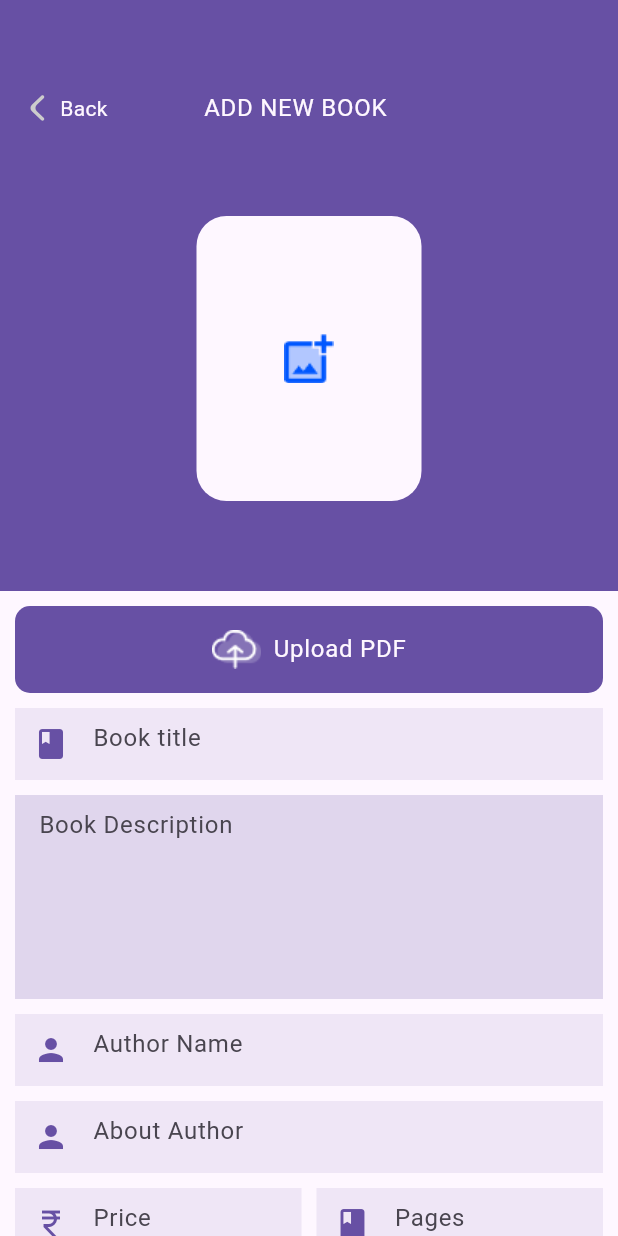
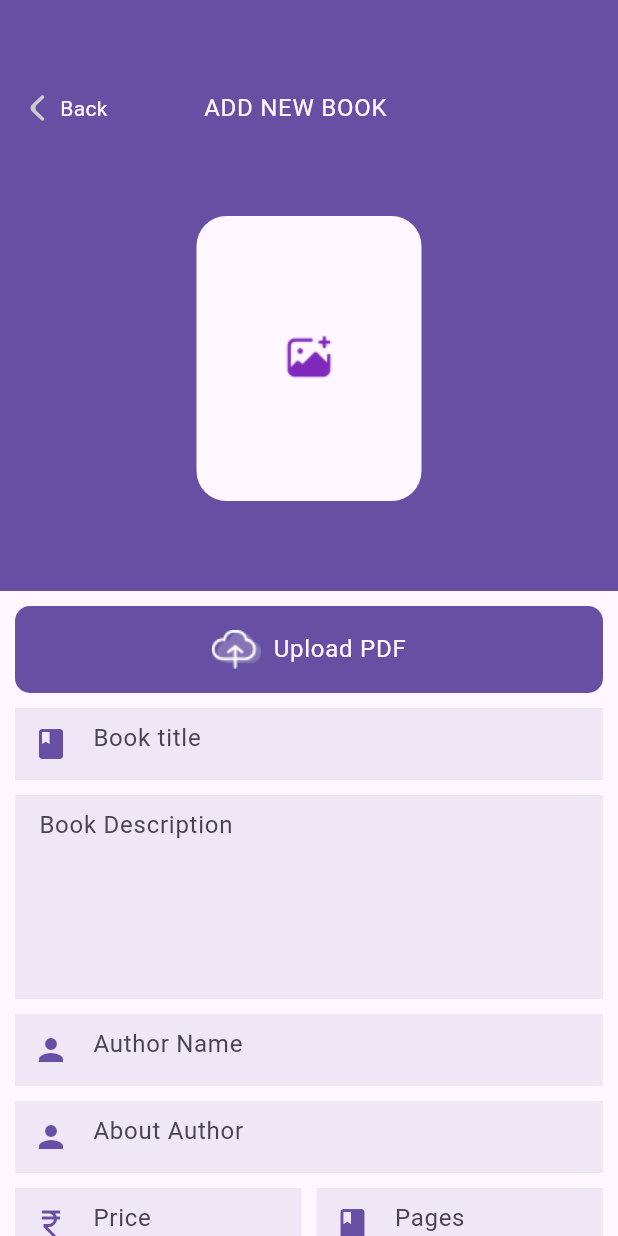
Before and after one commit to shreeya-a/project-7th-BookHub, a Flutter app: the AddNewBookPage screen opened directly, on a phone screen of 412 x 824 dp. Run offline on Flutter 3.47's test engine with Material 3 defaults, Android fonts, the light colour scheme and no system bars; our stand-ins replace cloud_firestore, file_picker, firebase_auth, firebase_core, firebase_storage, flutter_svg and 5 more; missing offline and left inert: syncfusion_flutter_pdfviewer; accounts and stored records are empty; project files that could hold a hidden picture were left out.

Commit message:
animation done

```diff
--- a/lib/Components/MultiLineTextFormField.dart
+++ b/lib/Components/MultiLineTextFormField.dart
@@ -17,7 +17,7 @@ class MultiLineTextField extends StatelessWidget {
       maxLines: 5,
       controller: controller,
       decoration: InputDecoration(
-        fillColor: Theme.of(context).colorScheme.primary.withOpacity(0.2),
+        fillColor: Theme.of(context).colorScheme.primary.withOpacity(0.1),
         filled: true,
         hintText: hintText,
         // prefixIcon: Icon(
--- a/lib/Components/MyTextFormField.dart
+++ b/lib/Components/MyTextFormField.dart
@@ -17,6 +17,7 @@ class MyTextFormField extends StatelessWidget {
   Widget build(BuildContext context) {
     return  TextFormField(
       controller: controller,
+      keyboardType: isNumber? TextInputType.number : TextInputType.text,
       decoration: InputDecoration(
         fillColor: Theme.of(context).colorScheme.primary.withOpacity(0.1),
         filled: true,
--- a/lib/Controller/BookController.dart
+++ b/lib/Controller/BookController.dart
@@ -29,7 +29,7 @@ class BookController extends GetxController {
   int index = 0;
   RxBool isImageUploading = false.obs;
   RxBool isPdfUploading = false.obs;
-  RxBool isPostUploading = true.obs;
+  RxBool isPostUploading = false.obs;
 
 
 
@@ -74,7 +74,6 @@ class BookController extends GetxController {
     );
 
     await db.collection("Books").add(newBook.toJson());
-
     isPostUploading.value = false;
     title.clear();
     description.clear();
--- a/lib/Screens/AddNewBook/AddNewBook.dart
+++ b/lib/Screens/AddNewBook/AddNewBook.dart
@@ -65,11 +65,11 @@ class AddNewBookPage extends StatelessWidget {
                               child: Center(
                                 child: bookController.isImageUploading.value
                                     ? CircularProgressIndicator(
-                                  color: primaryColor,
+                                  color: Theme.of(context).colorScheme.primary,
                                 )
                                     : bookController.imageUrl.value == ""
                                     ? Image.asset(
-                                    "Assets/Icons/addImage.png")
+                                    "Assets/Icons/addImage4.png")
                                     : ClipRRect(
                                   borderRadius:
                                   BorderRadius.circular(10),
@@ -272,9 +272,11 @@ class AddNewBookPage extends StatelessWidget {
                               color: Theme.of(context).colorScheme.primary,
                               borderRadius: BorderRadius.circular(10),
                             ),
-                            child: bookController.isPdfUploading.value
+                            child: bookController.isPostUploading.value
                                 ? Center(
-                              child: CircularProgressIndicator(),
+                              child: CircularProgressIndicator(
+                                color: backgroundColor,
+                              ),
                             )
                                 : InkWell(
                               onTap: () {
```
Also changed, not shown: Assets/Icons/addImage1.png (added), Assets/Icons/addImage2.png (added), Assets/Icons/addImage3.png (added), Assets/Icons/addImage4.png (added).
